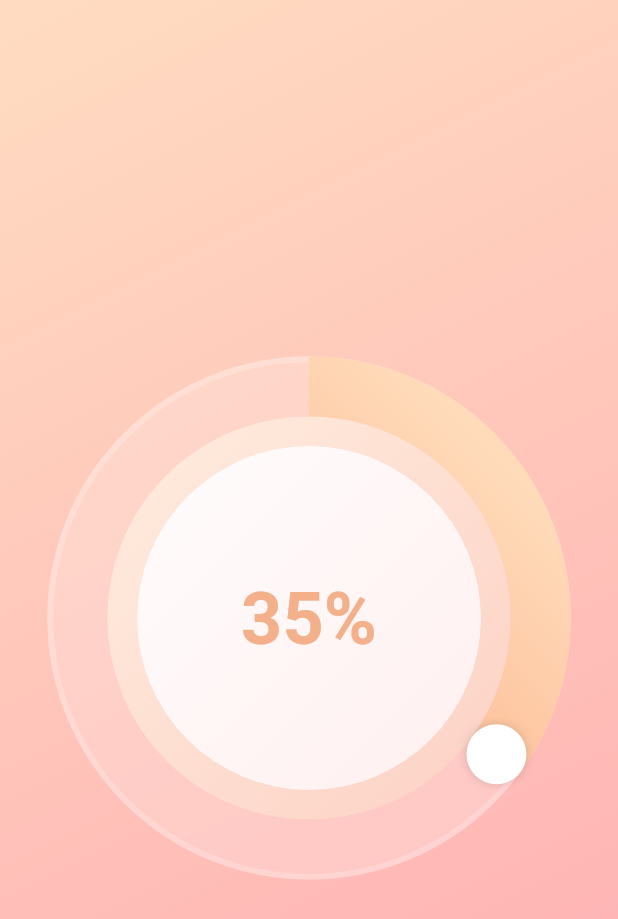
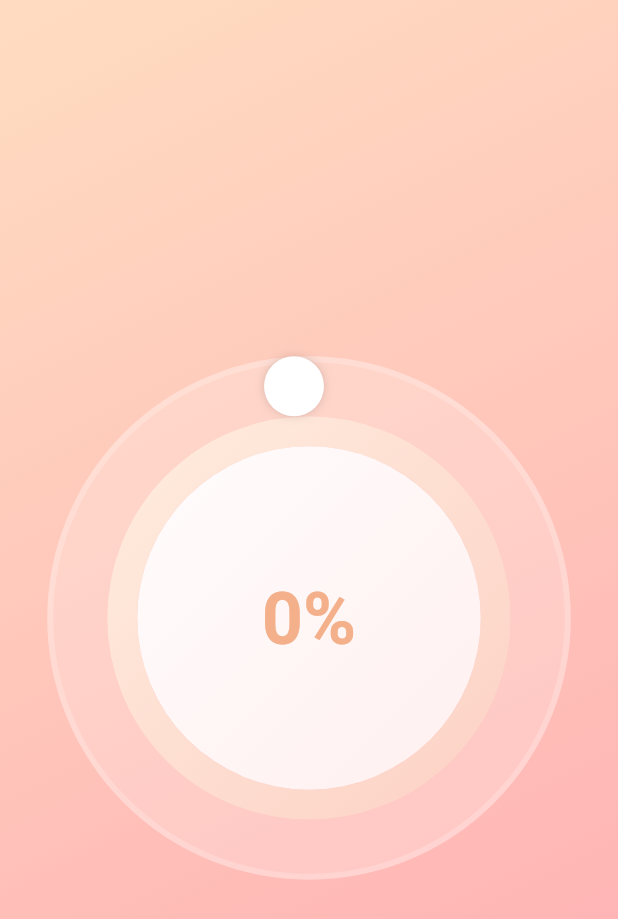
Before and after one commit to daviresio/circle_slider, a Flutter app: the screen it shows after launch, on a phone screen of 412 x 824 dp. Shown: the top 919 px of the screen. Run offline on Flutter 3.47's test engine with Material 2 defaults, Android fonts, the phone set to English and light mode, and no system bars.

Commit message:
upfate slider

```diff
--- a/lib/circle_slider.dart
+++ b/lib/circle_slider.dart
@@ -1,25 +1,10 @@
 import 'dart:math' as math;
 
 import 'package:flutter/material.dart';
-import 'package:flutter/services.dart';
 
 import 'circle_slider_gesture_recognizer.dart';
 import 'circle_slider_painter.dart';
 import 'helpers/math_helper.dart';
-
-double angleToValue(double angle, double min, double max, double angleRange) {
-  return percentageToValue(angleToPercentage(angle, angleRange), min, max);
-}
-
-double percentageToValue(double percentage, double min, double max) {
-  return ((max - min) / 100) * percentage + min;
-}
-
-double angleToPercentage(double angle, double angleRange) {
-  final step = (angleRange / 100).clamp(0, 100);
-
-  return angle / step;
-}
 
 class CircleSlider extends StatefulWidget {
   final int maxValue;
@@ -34,7 +19,7 @@ class CircleSlider extends StatefulWidget {
   }) : super(key: key);
 
   @override
-  _CircleSliderState createState() => _CircleSliderState();
+  State<CircleSlider> createState() => _CircleSliderState();
 }
 
 class _CircleSliderState extends State<CircleSlider> {
@@ -42,13 +27,14 @@ class _CircleSliderState extends State<CircleSlider> {
   bool isDragging = false;
   final touchPadding = 16.0;
 
-  void _notifyChange(Offset center, Offset localOffset) {
-    final radians = MathHelper.coordinatesToRadians(center, localOffset);
-    final currentValue = angleToValue(radians, 0, 100, math.pi * 2);
-    final newValue =
-        MathHelper.remap(currentValue, 0, 100, 0, widget.maxValue.toDouble())
-            .round();
-    widget.onChanged(newValue);
+  @override
+  void initState() {
+    super.initState();
+    WidgetsBinding.instance.addPostFrameCallback((_) {
+      setState(() {
+        size = MediaQuery.of(context).size.width * 0.75;
+      });
+    });
   }
 
   void _onPanDown(Offset details) {
@@ -67,7 +53,6 @@ class _CircleSliderState extends State<CircleSlider> {
       setState(() {
         isDragging = true;
       });
-      HapticFeedback.mediumImpact();
     }
   }
 
@@ -78,7 +63,6 @@ class _CircleSliderState extends State<CircleSlider> {
 
     if (isDragging) {
       _notifyChange(center, localOffset);
-      HapticFeedback.selectionClick();
     }
   }
 
@@ -87,26 +71,26 @@ class _CircleSliderState extends State<CircleSlider> {
       setState(() {
         isDragging = false;
       });
-      HapticFeedback.mediumImpact();
     }
   }
 
-  @override
-  void initState() {
-    super.initState();
-    WidgetsBinding.instance.addPostFrameCallback((_) {
-      setState(() {
-        size = MediaQuery.of(context).size.width * 0.75;
-      });
-    });
+  void _notifyChange(Offset center, Offset localOffset) {
+    final radians = MathHelper.coordinatesToRadians(center, localOffset);
+    final currentValue = MathHelper.angleToValue(radians, 0, 100, math.pi * 2);
+    final newValue =
+        MathHelper.remap(currentValue, 0, 100, 0, widget.maxValue.toDouble())
+            .round();
+    widget.onChanged(newValue);
   }
 
   @override
   Widget build(BuildContext context) {
-    return RawGestureDetector(
+    return Stack(
+      children: [
+        RawGestureDetector(
           gestures: <Type, GestureRecognizerFactory>{
-        CircleSliderGestureRecognizer:
-            GestureRecognizerFactoryWithHandlers<CircleSliderGestureRecognizer>(
+            CircleSliderGestureRecognizer: GestureRecognizerFactoryWithHandlers<
+                CircleSliderGestureRecognizer>(
               () => CircleSliderGestureRecognizer(
                 onPanDown: _onPanDown,
                 onPanUpdate: _onPanUpdate,
@@ -115,14 +99,13 @@ class _CircleSliderState extends State<CircleSlider> {
               (CircleSliderGestureRecognizer instance) {},
             ),
           },
-      child: Stack(
-        children: [
-          CustomPaint(
+          child: CustomPaint(
             painter: CircleSliderPainter(
                 widgetSize: size,
                 value: MathHelper.remap(widget.value.toDouble(), 0,
-                    widget.maxValue.toDouble(), 0, 100)),
+                    widget.maxValue.toDouble(), 0, math.pi * 2)),
             size: Size(size, size),
+          ),
         ),
         Positioned.fill(
           child: Align(
@@ -138,7 +121,6 @@ class _CircleSliderState extends State<CircleSlider> {
           ),
         ),
       ],
-      ),
     );
   }
 }
--- a/lib/main.dart
+++ b/lib/main.dart
@@ -30,7 +30,7 @@ class HomePage extends StatefulWidget {
 }
 
 class _HomePageState extends State<HomePage> {
-  var value = 35;
+  var value = 0;
 
   @override
   Widget build(BuildContext context) {
```
Also changed, not shown: lib/circle_slider_painter.dart (+14 -23 lines), lib/helpers/math_helper.dart (+15 -0 lines). Lines whose indentation alone changed are shown as unchanged.
